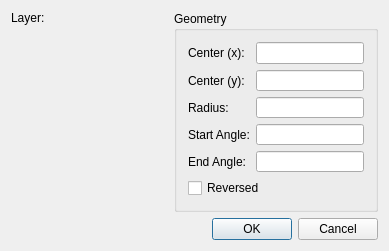
Qt form librecad/src/ui/forms/qg_dlgarc.ui (LibreCAD/LibreCAD) before a commit.
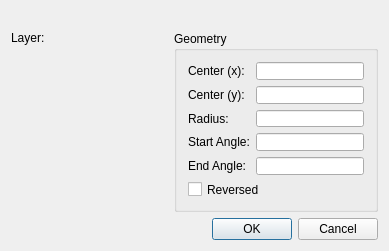
The same form after that commit. Custom widgets are drawn as their Qt base class.

The edit to the form file:
```diff
--- a/librecad/src/ui/forms/qg_dlgarc.ui
+++ b/librecad/src/ui/forms/qg_dlgarc.ui
@@ -26,6 +26,13 @@
    <string>Arc</string>
   </property>
   <layout class="QVBoxLayout" name="gfdgf">
+   <item>
+    <widget class="QLabel" name="lId">
+     <property name="text">
+      <string/>
+     </property>
+    </widget>
+   </item>
    <item>
     <layout class="QHBoxLayout">
      <item>
```
